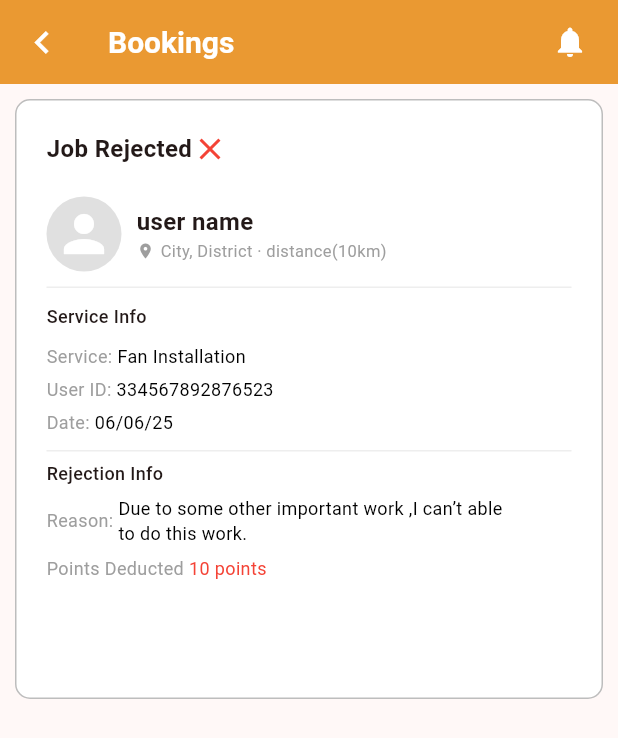
After one commit to KAVYAPUTTU/localSkillConnect, a Flutter app: the JobRejectedPage screen opened directly, on a phone screen of 412 x 824 dp. The commit adds this screen. Shown: the top 738 px of the screen. Run offline on Flutter 3.47's test engine with Material 3 defaults, Android fonts, the light colour scheme and no system bars; our stand-ins replace another_carousel_pro, flutter_rating_bar, smooth_page_indicator.

Commit message:
bookings page

```diff
--- /dev/null
+++ b/lib/Screens/Home/mainscreen/Bookingspage/job_rejected_page.dart
@@ -0,0 +1,44 @@
+import 'package:flutter/material.dart';
+import 'package:localskillconnect/Widgets/jobRejectedCard.dart';
+
+class JobRejectedPage extends StatelessWidget {
+  const JobRejectedPage({super.key});
+
+  @override
+  Widget build(BuildContext context) {
+    return Scaffold(
+      appBar: AppBar(
+        backgroundColor: Theme.of(context).colorScheme.primary,
+        foregroundColor: Colors.white,
+        leading: GestureDetector(
+          onTap: () => Navigator.pop(context),
+          child: const Icon(Icons.chevron_left, size: 30),
+        ),
+        title: const Text(
+          'Bookings',
+          style: TextStyle(
+            fontSize: 20,
+            fontWeight: FontWeight.w700,
+            color: Colors.white,
+          ),
+        ),
+        actions: const [
+          Icon(Icons.notifications, color: Colors.white),
+          SizedBox(width: 20),
+        ],
+      ),
+      body: Padding(
+        padding: const EdgeInsets.all(10.0),
+        child: Jobrejectedcard(
+            userName: 'user name',
+            location: 'City, District · distance(10km)',
+            service: 'Fan Installation',
+            userId: '334567892876523',
+            date: '06/06/25',
+            points: 10,
+            reason:
+                'Due to some other important work ,I can’t able \nto do this work.'),
+      ),
+    );
+  }
+}
--- /dev/null
+++ b/lib/Widgets/jobRejectedCard.dart
@@ -0,0 +1,145 @@
+import 'package:flutter/material.dart';
+import 'package:flutter_rating_bar/flutter_rating_bar.dart';
+class Jobrejectedcard extends StatelessWidget {
+  final String userName;
+  final String location;
+  final String service;
+  final String userId;
+  final String date;
+  final int points;
+  final String reason;
+
+  const Jobrejectedcard(
+      {super.key,
+      required this.userName,
+      required this.location,
+      required this.service,
+      required this.userId,
+      required this.date,
+      required this.points,
+     required this.reason});
+
+  Widget buildRow(String label, String value, {Color? valueColor}) {
+    return Row(
+      children: [
+        Text(
+          '$label ',
+          style: const TextStyle(fontSize: 12, color: Colors.grey),
+        ),
+        Text(
+          value,
+          maxLines: 2,
+          style: TextStyle(
+            fontSize: 12,
+            color: valueColor ?? Colors.black,
+          ),
+        ),
+      ],
+    );
+  }
+
+  @override
+  Widget build(BuildContext context) {
+    return Container(
+      height: 400,
+      padding: const EdgeInsets.all(20),
+      decoration: BoxDecoration(
+        color: Colors.white,
+        border: Border.all(color: Colors.grey.shade400),
+        borderRadius: BorderRadius.circular(10),
+      ),
+      child: Column(
+        crossAxisAlignment: CrossAxisAlignment.start,
+        children: [
+          const Row(
+            children: [
+              Text(
+                'Job Rejected',
+                maxLines: 2,
+                style: TextStyle(fontSize: 16, fontWeight: FontWeight.w700,),
+              ),
+              Icon(Icons.close_sharp, color: Colors.red),
+            ],
+          ),
+          const SizedBox(height: 10),
+          Container(
+            decoration: BoxDecoration(
+              border: Border(
+                bottom: BorderSide(color: Colors.grey.shade200, width: 1),
+              ),
+            ),
+            padding: const EdgeInsets.symmetric(vertical: 10),
+            child: Row(
+              children: [
+                CircleAvatar(
+                  radius: 25,
+                  backgroundColor: Colors.grey.shade300,
+                  foregroundColor: Colors.white,
+                  child: const Icon(Icons.person, size: 40),
+                ),
+                const SizedBox(width: 10),
+                Expanded(
+                  child: Column(
+                    crossAxisAlignment: CrossAxisAlignment.start,
+                    children: [
+                      Text(
+                        userName,
+                        style: const TextStyle(
+                          fontSize: 16,
+                          fontWeight: FontWeight.w600,
+                        ),
+                      ),
+                      Row(
+                        children: [
+                          const Icon(Icons.location_on,
+                              size: 12, color: Colors.grey),
+                          const SizedBox(width: 4),
+                          Text(
+                            location,
+                            style: const TextStyle(
+                                fontSize: 11, color: Colors.grey),
+                          ),
+                        ],
+                      ),
+                    ],
+                  ),
+                )
+              ],
+            ),
+          ),
+          const SizedBox(height: 10),
+          const Text('Service Info',
+              style: TextStyle(fontSize: 12, fontWeight: FontWeight.w500)),
+          const SizedBox(height: 10),
+          Container(
+            decoration: BoxDecoration(
+              border: Border(
+                  bottom: BorderSide(color: Colors.grey.shade200, width: 1)),
+            ),
+            padding: const EdgeInsets.only(bottom: 10),
+            child: Column(
+              children: [
+                buildRow('Service:', service),
+                const SizedBox(height: 5),
+                buildRow('User ID:', userId),
+                const SizedBox(height: 5),
+                buildRow('Date:', date),
+              ],
+            ),
+          ),
+          const SizedBox(height: 6),
+          const Text('Rejection Info',
+              style: TextStyle(fontSize: 12, fontWeight: FontWeight.w500)),
+          const SizedBox(height: 6),
+           Column(
+            children: [
+              buildRow('Reason:', reason),
+              const SizedBox(height: 6,),
+              buildRow('Points Deducted', '$points points',valueColor: Colors.red)
+            ],
+           )
+        ],
+      ),
+    );
+  }
+}
```
Also changed, not shown: lib/Screens/Home/mainscreen/Bookingspage/bookings_page.dart (+112 -5 lines).
